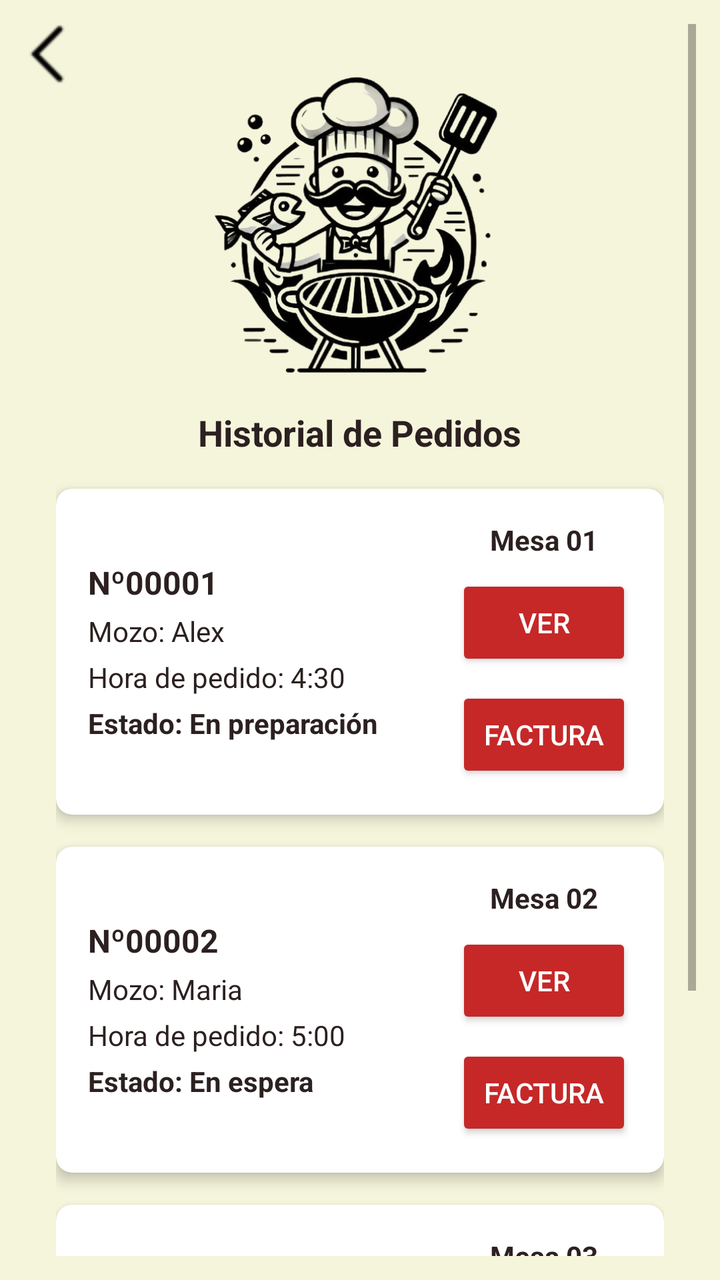
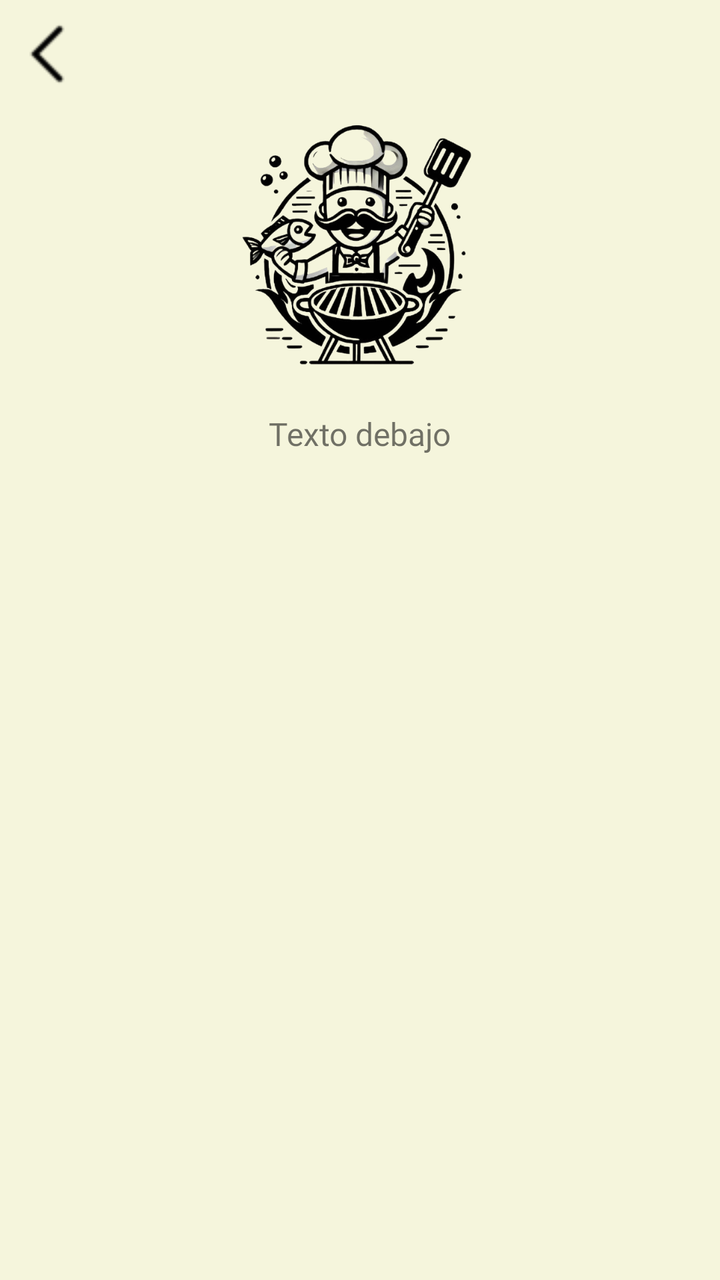

Compare the two renders of this Android layout. The source of the first and the diff that turns it into the second are given below.
<!-- AndroidManifest.xml: application theme Theme.Practica_04 -->
<!-- res/layout/activity_7_mispedidos.xml -->
<?xml version="1.0" encoding="utf-8"?>
<FrameLayout xmlns:android="http://schemas.android.com/apk/res/android"
    xmlns:app="http://schemas.android.com/apk/res-auto"
    android:layout_width="match_parent"
    android:layout_height="match_parent"
    android:background="#F5F5DC"
    android:padding="12dp">

    <LinearLayout
        android:layout_width="match_parent"
        android:layout_height="wrap_content"
        android:gravity="start"
        android:layout_marginBottom="8dp">

        <ImageButton
            android:id="@+id/btnBack"
            android:layout_width="wrap_content"
            android:layout_height="wrap_content"
            android:background="@android:color/transparent"
            android:src="@drawable/back_icon"/>
    </LinearLayout>

    <ScrollView
        android:layout_width="match_parent"
        android:layout_height="match_parent"
        android:paddingTop="0dp"
        android:fillViewport="true">

        <LinearLayout
            android:layout_width="match_parent"
            android:layout_height="wrap_content"
            android:orientation="vertical"
            android:padding="16dp">

            
            <LinearLayout
                android:layout_width="match_parent"
                android:layout_height="wrap_content"
                android:orientation="vertical"
                android:gravity="center_horizontal"
                android:layout_marginBottom="16dp">

                <ImageView
                    android:id="@+id/clientPhoto"
                    android:layout_width="152dp"
                    android:layout_height="168dp"
                    android:layout_gravity="center"
                    android:layout_marginBottom="8dp"
                    android:contentDescription="Foto del cliente"
                    android:scaleType="centerCrop"
                    android:src="@drawable/sinfondo" />

                <TextView
                    android:id="@+id/orderNumber"
                    android:layout_width="wrap_content"
                    android:layout_height="wrap_content"
                    android:textColor="#2C2020"
                    android:text="Historial de Pedidos"
                    android:textSize="18sp"
                    android:textStyle="bold" />
            </LinearLayout>


            <androidx.cardview.widget.CardView
                android:layout_width="match_parent"
                android:layout_height="wrap_content"
                app:cardCornerRadius="8dp"
                app:cardElevation="4dp"
                app:cardBackgroundColor="@android:color/white"
                android:layout_marginBottom="16dp">

                <LinearLayout
                    android:layout_width="match_parent"
                    android:layout_height="wrap_content"
                    android:orientation="horizontal"
                    android:padding="16dp"
                    android:gravity="center_vertical">

                    <LinearLayout
                        android:layout_width="0dp"
                        android:layout_height="wrap_content"
                        android:layout_weight="1"
                        android:orientation="vertical">

                        <TextView
                            android:layout_width="wrap_content"
                            android:layout_height="wrap_content"
                            android:text="Nº00001"
                            android:textColor="#2C2020"
                            android:textSize="16sp"
                            android:textStyle="bold"
                            android:layout_marginBottom="4dp" />

                        <TextView
                            android:layout_width="wrap_content"
                            android:layout_height="wrap_content"
                            android:text="Mozo: Alex"
                            android:textColor="#2C2020"
                            android:layout_marginBottom="4dp" />

                        <TextView
                            android:layout_width="wrap_content"
                            android:layout_height="wrap_content"
                            android:text="Hora de pedido: 4:30"
                            android:textColor="#2C2020"
                            android:layout_marginBottom="4dp" />

                        <TextView
                            android:layout_width="wrap_content"
                            android:layout_height="wrap_content"
                            android:text="Estado: En preparación"
                            android:textColor="#2C2020"
                            android:textStyle="bold" />
                    </LinearLayout>

                    <LinearLayout
                        android:layout_width="wrap_content"
                        android:layout_height="wrap_content"
                        android:orientation="vertical"
                        android:gravity="center_horizontal">

                        <TextView
                            android:layout_width="wrap_content"
                            android:layout_height="wrap_content"
                            android:text="Mesa 01"
                            android:textColor="#2C2020"
                            android:textStyle="bold"
                            android:layout_marginBottom="8dp"
                            android:textSize="14sp" />

                        <Button
                            android:id="@+id/btnVer1"
                            android:layout_width="wrap_content"
                            android:layout_height="wrap_content"
                            android:text="Ver"
                            android:backgroundTint="#C62828"
                            android:textColor="#FFFFFF"
                            android:layout_marginBottom="8dp" />

                        <Button
                            android:id="@+id/btnFactura"
                            android:layout_width="wrap_content"
                            android:layout_height="wrap_content"
                            android:text="Factura"
                            android:backgroundTint="#C62828"
                            android:textColor="#FFFFFF" />
                    </LinearLayout>
                </LinearLayout>
            </androidx.cardview.widget.CardView>
            <androidx.cardview.widget.CardView
                android:layout_width="match_parent"
                android:layout_height="wrap_content"
                app:cardCornerRadius="8dp"
                app:cardElevation="4dp"
                app:cardBackgroundColor="@android:color/white"
                android:layout_marginBottom="16dp">

                <LinearLayout
                    android:layout_width="match_parent"
                    android:layout_height="wrap_content"
                    android:orientation="horizontal"
                    android:padding="16dp"
                    android:gravity="center_vertical">

                    <LinearLayout
                        android:layout_width="0dp"
                        android:layout_height="wrap_content"
                        android:layout_weight="1"
                        android:orientation="vertical">

                        <TextView
                            android:layout_width="wrap_content"
                            android:layout_height="wrap_content"
                            android:textColor="#2C2020"
                            android:text="Nº00002"
                            android:textSize="16sp"
                            android:textStyle="bold"
                            android:layout_marginBottom="4dp"/>

                        <TextView
                            android:layout_width="wrap_content"
                            android:layout_height="wrap_content"
                            android:textColor="#2C2020"
                            android:text="Mozo: Maria"
                            android:layout_marginBottom="4dp"/>

                        <TextView
                            android:layout_width="wrap_content"
                            android:layout_height="wrap_content"
                            android:textColor="#2C2020"
                            android:text="Hora de pedido: 5:00"
                            android:layout_marginBottom="4dp"/>

                        <TextView
                            android:layout_width="wrap_content"
                            android:layout_height="wrap_content"
                            android:text="Estado: En espera"
                            android:textColor="#2C2020"
                            android:textStyle="bold" />
                    </LinearLayout>

                    <LinearLayout
                        android:layout_width="wrap_content"
                        android:layout_height="wrap_content"
                        android:orientation="vertical"
                        android:gravity="center_horizontal">

                        <TextView
                            android:layout_width="wrap_content"
                            android:layout_height="wrap_content"
                            android:text="Mesa 02"
                            android:textColor="#2C2020"
                            android:textStyle="bold"
                            android:layout_marginBottom="8dp"
                            android:textSize="14sp" />

                        <Button
                            android:id="@+id/btnVer2"
                            android:layout_width="wrap_content"
                            android:layout_height="wrap_content"
                            android:text="Ver"
                            android:backgroundTint="#C62828"
                            android:textColor="#FFFFFF"
                            android:layout_marginBottom="8dp"/>

                        <Button
                            android:id="@+id/btnFactura2"
                            android:layout_width="wrap_content"
                            android:layout_height="wrap_content"
                            android:text="Factura"
                            android:backgroundTint="#C62828"
                            android:textColor="#FFFFFF"/>
                    </LinearLayout>
                </LinearLayout>
            </androidx.cardview.widget.CardView>
            <androidx.cardview.widget.CardView
                android:layout_width="match_parent"
                android:layout_height="wrap_content"
                app:cardCornerRadius="8dp"
                app:cardElevation="4dp"
                app:cardBackgroundColor="@android:color/white"
                android:layout_marginBottom="16dp">

                <LinearLayout
                    android:layout_width="match_parent"
                    android:layout_height="wrap_content"
                    android:orientation="horizontal"
                    android:padding="16dp"
                    android:gravity="center_vertical">

                    <LinearLayout
                        android:layout_width="0dp"
                        android:layout_height="wrap_content"
                        android:layout_weight="1"
                        android:orientation="vertical">

                        <TextView
                            android:layout_width="wrap_content"
                            android:layout_height="wrap_content"
                            android:textColor="#2C2020"
                            android:text="Nº00003"
                            android:textSize="16sp"
                            android:textStyle="bold"
                            android:layout_marginBottom="4dp"/>

                        <TextView
                            android:layout_width="wrap_content"
                            android:layout_height="wrap_content"
                            android:textColor="#2C2020"
                            android:text="Mozo: Luis"
                            android:layout_marginBottom="4dp"/>

                        <TextView
                            android:layout_width="wrap_content"
                            android:layout_height="wrap_content"
                            android:textColor="#2C2020"
                            android:text="Hora de pedido: 6:00"
                            android:layout_marginBottom="4dp"/>

                        <TextView
                            android:layout_width="wrap_content"
                            android:layout_height="wrap_content"
                            android:text="Estado: Servido"
                            android:textColor="#2C2020"
                            android:textStyle="bold" />
                    </LinearLayout>

                    <LinearLayout
                        android:layout_width="wrap_content"
                        android:layout_height="wrap_content"
                        android:orientation="vertical"
                        android:gravity="center_horizontal">

                        <TextView
                            android:layout_width="wrap_content"
                            android:layout_height="wrap_content"
                            android:text="Mesa 03"
                            android:textColor="#2C2020"
                            android:textStyle="bold"
                            android:layout_marginBottom="8dp"
                            android:textSize="14sp" />

                        <Button
                            android:id="@+id/btnVer3"
                            android:layout_width="wrap_content"
                            android:layout_height="wrap_content"
                            android:text="Ver"
                            android:backgroundTint="#C62828"
                            android:textColor="#FFFFFF"
                            android:layout_marginBottom="8dp"/>

                        <Button
                            android:id="@+id/btnAgregar3"
                            android:layout_width="wrap_content"
                            android:layout_height="wrap_content"
                            android:text="Factura"
                            android:backgroundTint="#C62828"
                            android:textColor="#FFFFFF"/>
                    </LinearLayout>
                </LinearLayout>
            </androidx.cardview.widget.CardView>
        </LinearLayout>
    </ScrollView>
</FrameLayout>
<!-- resources referenced by this layout -->
<resources>
  <!-- drawable back_icon: png bitmap (drawable, 637 bytes) -->
  <!-- drawable sinfondo: png bitmap (drawable, 183610 bytes) -->
  <style name="Theme.Practica_04" parent="Theme.AppCompat.Light.NoActionBar" />
</resources>

<!-- the commit's change to res/layout/activity_7_mispedidos.xml (unified diff, before → after) -->
@@ -1,324 +1,57 @@
 <?xml version="1.0" encoding="utf-8"?>
-<FrameLayout xmlns:android="http://schemas.android.com/apk/res/android"
+<LinearLayout xmlns:android="http://schemas.android.com/apk/res/android"
     xmlns:app="http://schemas.android.com/apk/res-auto"
     android:layout_width="match_parent"
     android:layout_height="match_parent"
+    android:orientation="vertical"
+    android:padding="12dp"
     android:background="#F5F5DC"
-    android:padding="12dp">
+    android:gravity="center_horizontal">
 
-    <LinearLayout
+    
+    <ImageButton
+        android:id="@+id/btnBack"
+        android:layout_width="wrap_content"
+        android:layout_height="wrap_content"
+        android:background="@android:color/transparent"
+        android:src="@drawable/back_icon"
+        android:layout_gravity="start"
+        android:layout_marginBottom="12dp"/>
+
+    
+    <include layout="@layout/componente_imagen_logo"/>
+
+    
+    <androidx.recyclerview.widget.RecyclerView
+        android:id="@+id/recyclerPedidos"
         android:layout_width="match_parent"
+        android:layout_height="0dp"
+        android:layout_weight="1"
+        android:paddingTop="16dp"/>
+
+</LinearLayout>
+<!-- res/layout/componente_imagen_logo.xml (included above) -->
+<?xml version="1.0" encoding="utf-8"?>
+<LinearLayout xmlns:android="http://schemas.android.com/apk/res/android"
+    android:layout_width="wrap_content"
+    android:layout_height="wrap_content"
+    android:orientation="vertical"
+    android:gravity="center_horizontal">
+
+    <ImageView
+        android:id="@+id/logo"
+        android:layout_width="136dp"
+        android:layout_height="136dp"
+        android:src="@drawable/logo2"
+        android:contentDescription="Imagen personalizada"
+        android:layout_marginBottom="16dp"/>
+
+    <TextView
+        android:id="@+id/texto"
+        android:layout_width="wrap_content"
         android:layout_height="wrap_content"
-        android:gravity="start"
-        android:layout_marginBottom="8dp">
-
-        <ImageButton
-            android:id="@+id/btnBack"
-            android:layout_width="wrap_content"
-            android:layout_height="wrap_content"
-            android:background="@android:color/transparent"
-            android:src="@drawable/back_icon"/>
-    </LinearLayout>
-
-    <ScrollView
-        android:layout_width="match_parent"
-        android:layout_height="match_parent"
-        android:paddingTop="0dp"
-        android:fillViewport="true">
-
-        <LinearLayout
-            android:layout_width="match_parent"
-            android:layout_height="wrap_content"
-            android:orientation="vertical"
-            android:padding="16dp">
-
-            
-            <LinearLayout
-                android:layout_width="match_parent"
-                android:layout_height="wrap_content"
-                android:orientation="vertical"
-                android:gravity="center_horizontal"
-                android:layout_marginBottom="16dp">
-
-                <ImageView
-                    android:id="@+id/clientPhoto"
-                    android:layout_width="152dp"
-                    android:layout_height="168dp"
-                    android:layout_gravity="center"
-                    android:layout_marginBottom="8dp"
-                    android:contentDescription="Foto del cliente"
-                    android:scaleType="centerCrop"
-                    android:src="@drawable/sinfondo" />
-
-                <TextView
-                    android:id="@+id/orderNumber"
-                    android:layout_width="wrap_content"
-                    android:layout_height="wrap_content"
-                    android:textColor="#2C2020"
-                    android:text="Historial de Pedidos"
-                    android:textSize="18sp"
-                    android:textStyle="bold" />
-            </LinearLayout>
-
-
-            <androidx.cardview.widget.CardView
-                android:layout_width="match_parent"
-                android:layout_height="wrap_content"
-                app:cardCornerRadius="8dp"
-                app:cardElevation="4dp"
-                app:cardBackgroundColor="@android:color/white"
-                android:layout_marginBottom="16dp">
-
-                <LinearLayout
-                    android:layout_width="match_parent"
-                    android:layout_height="wrap_content"
-                    android:orientation="horizontal"
-                    android:padding="16dp"
-                    android:gravity="center_vertical">
-
-                    <LinearLayout
-                        android:layout_width="0dp"
-                        android:layout_height="wrap_content"
-                        android:layout_weight="1"
-                        android:orientation="vertical">
-
-                        <TextView
-                            android:layout_width="wrap_content"
-                            android:layout_height="wrap_content"
-                            android:text="Nº00001"
-                            android:textColor="#2C2020"
-                            android:textSize="16sp"
-                            android:textStyle="bold"
-                            android:layout_marginBottom="4dp" />
-
-                        <TextView
-                            android:layout_width="wrap_content"
-                            android:layout_height="wrap_content"
-                            android:text="Mozo: Alex"
-                            android:textColor="#2C2020"
-                            android:layout_marginBottom="4dp" />
-
-                        <TextView
-                            android:layout_width="wrap_content"
-                            android:layout_height="wrap_content"
-                            android:text="Hora de pedido: 4:30"
-                            android:textColor="#2C2020"
-                            android:layout_marginBottom="4dp" />
-
-                        <TextView
-                            android:layout_width="wrap_content"
-                            android:layout_height="wrap_content"
-                            android:text="Estado: En preparación"
-                            android:textColor="#2C2020"
-                            android:textStyle="bold" />
-                    </LinearLayout>
-
-                    <LinearLayout
-                        android:layout_width="wrap_content"
-                        android:layout_height="wrap_content"
-                        android:orientation="vertical"
-                        android:gravity="center_horizontal">
-
-                        <TextView
-                            android:layout_width="wrap_content"
-                            android:layout_height="wrap_content"
-                            android:text="Mesa 01"
-                            android:textColor="#2C2020"
-                            android:textStyle="bold"
-                            android:layout_marginBottom="8dp"
-                            android:textSize="14sp" />
-
-                        <Button
-                            android:id="@+id/btnVer1"
-                            android:layout_width="wrap_content"
-                            android:layout_height="wrap_content"
-                            android:text="Ver"
-                            android:backgroundTint="#C62828"
-                            android:textColor="#FFFFFF"
-                            android:layout_marginBottom="8dp" />
-
-                        <Button
-                            android:id="@+id/btnFactura"
-                            android:layout_width="wrap_content"
-                            android:layout_height="wrap_content"
-                            android:text="Factura"
-                            android:backgroundTint="#C62828"
-                            android:textColor="#FFFFFF" />
-                    </LinearLayout>
-                </LinearLayout>
-            </androidx.cardview.widget.CardView>
-            <androidx.cardview.widget.CardView
-                android:layout_width="match_parent"
-                android:layout_height="wrap_content"
-                app:cardCornerRadius="8dp"
-                app:cardElevation="4dp"
-                app:cardBackgroundColor="@android:color/white"
-                android:layout_marginBottom="16dp">
-
-                <LinearLayout
-                    android:layout_width="match_parent"
-                    android:layout_height="wrap_content"
-                    android:orientation="horizontal"
-                    android:padding="16dp"
-                    android:gravity="center_vertical">
-
-                    <LinearLayout
-                        android:layout_width="0dp"
-                        android:layout_height="wrap_content"
-                        android:layout_weight="1"
-                        android:orientation="vertical">
-
-                        <TextView
-                            android:layout_width="wrap_content"
-                            android:layout_height="wrap_content"
-                            android:textColor="#2C2020"
-                            android:text="Nº00002"
-                            android:textSize="16sp"
-                            android:textStyle="bold"
-                            android:layout_marginBottom="4dp"/>
-
-                        <TextView
-                            android:layout_width="wrap_content"
-                            android:layout_height="wrap_content"
-                            android:textColor="#2C2020"
-                            android:text="Mozo: Maria"
-                            android:layout_marginBottom="4dp"/>
-
-                        <TextView
-                            android:layout_width="wrap_content"
-                            android:layout_height="wrap_content"
-                            android:textColor="#2C2020"
-                            android:text="Hora de pedido: 5:00"
-                            android:layout_marginBottom="4dp"/>
-
-                        <TextView
-                            android:layout_width="wrap_content"
-                            android:layout_height="wrap_content"
-                            android:text="Estado: En espera"
-                            android:textColor="#2C2020"
-                            android:textStyle="bold" />
-                    </LinearLayout>
-
-                    <LinearLayout
-                        android:layout_width="wrap_content"
-                        android:layout_height="wrap_content"
-                        android:orientation="vertical"
-                        android:gravity="center_horizontal">
-
-                        <TextView
-                            android:layout_width="wrap_content"
-                            android:layout_height="wrap_content"
-                            android:text="Mesa 02"
-                            android:textColor="#2C2020"
-                            android:textStyle="bold"
-                            android:layout_marginBottom="8dp"
-                            android:textSize="14sp" />
-
-                        <Button
-                            android:id="@+id/btnVer2"
-                            android:layout_width="wrap_content"
-                            android:layout_height="wrap_content"
-                            android:text="Ver"
-                            android:backgroundTint="#C62828"
-                            android:textColor="#FFFFFF"
-                            android:layout_marginBottom="8dp"/>
-
-                        <Button
-                            android:id="@+id/btnFactura2"
-                            android:layout_width="wrap_content"
-                            android:layout_height="wrap_content"
-                            android:text="Factura"
-                            android:backgroundTint="#C62828"
-                            android:textColor="#FFFFFF"/>
-                    </LinearLayout>
-                </LinearLayout>
-            </androidx.cardview.widget.CardView>
-            <androidx.cardview.widget.CardView
-                android:layout_width="match_parent"
-                android:layout_height="wrap_content"
-                app:cardCornerRadius="8dp"
-                app:cardElevation="4dp"
-                app:cardBackgroundColor="@android:color/white"
-                android:layout_marginBottom="16dp">
-
-                <LinearLayout
-                    android:layout_width="match_parent"
-                    android:layout_height="wrap_content"
-                    android:orientation="horizontal"
-                    android:padding="16dp"
-                    android:gravity="center_vertical">
-
-                    <LinearLayout
-                        android:layout_width="0dp"
-                        android:layout_height="wrap_content"
-                        android:layout_weight="1"
-                        android:orientation="vertical">
-
-                        <TextView
-                            android:layout_width="wrap_content"
-                            android:layout_height="wrap_content"
-                            android:textColor="#2C2020"
-                            android:text="Nº00003"
-                            android:textSize="16sp"
-                            android:textStyle="bold"
-                            android:layout_marginBottom="4dp"/>
-
-                        <TextView
-                            android:layout_width="wrap_content"
-                            android:layout_height="wrap_content"
-                            android:textColor="#2C2020"
-                            android:text="Mozo: Luis"
-                            android:layout_marginBottom="4dp"/>
-
-                        <TextView
-                            android:layout_width="wrap_content"
-                            android:layout_height="wrap_content"
-                            android:textColor="#2C2020"
-                            android:text="Hora de pedido: 6:00"
-                            android:layout_marginBottom="4dp"/>
-
-                        <TextView
-                            android:layout_width="wrap_content"
-                            android:layout_height="wrap_content"
-                            android:text="Estado: Servido"
-                            android:textColor="#2C2020"
-                            android:textStyle="bold" />
-                    </LinearLayout>
-
-                    <LinearLayout
-                        android:layout_width="wrap_content"
-                        android:layout_height="wrap_content"
-                        android:orientation="vertical"
-                        android:gravity="center_horizontal">
-
-                        <TextView
-                            android:layout_width="wrap_content"
-                            android:layout_height="wrap_content"
-                            android:text="Mesa 03"
-                            android:textColor="#2C2020"
-                            android:textStyle="bold"
-                            android:layout_marginBottom="8dp"
-                            android:textSize="14sp" />
-
-                        <Button
-                            android:id="@+id/btnVer3"
-                            android:layout_width="wrap_content"
-                            android:layout_height="wrap_content"
-                            android:text="Ver"
-                            android:backgroundTint="#C62828"
-                            android:textColor="#FFFFFF"
-                            android:layout_marginBottom="8dp"/>
-
-                        <Button
-                            android:id="@+id/btnAgregar3"
-                            android:layout_width="wrap_content"
-                            android:layout_height="wrap_content"
-                            android:text="Factura"
-                            android:backgroundTint="#C62828"
-                            android:textColor="#FFFFFF"/>
-                    </LinearLayout>
-                </LinearLayout>
-            </androidx.cardview.widget.CardView>
-        </LinearLayout>
-    </ScrollView>
-</FrameLayout>
+        android:text="Texto debajo"
+        android:textSize="16sp"
+        android:fontFamily="@font/inter_semibold"
+        android:layout_marginBottom="16dp"/>
+</LinearLayout>
<!-- resource entries referenced after the edit -->
@@ -1,7 +1,7 @@
 <!-- resources referenced by this layout -->
 <resources>
   <!-- drawable back_icon: png bitmap (drawable, 637 bytes) -->
-  <!-- drawable sinfondo: png bitmap (drawable, 183610 bytes) -->
+  <!-- drawable logo2: png bitmap (drawable, 216596 bytes) -->
   <style name="Theme.Practica_04" parent="Theme.AppCompat.Light.NoActionBar" />
 </resources>
 
